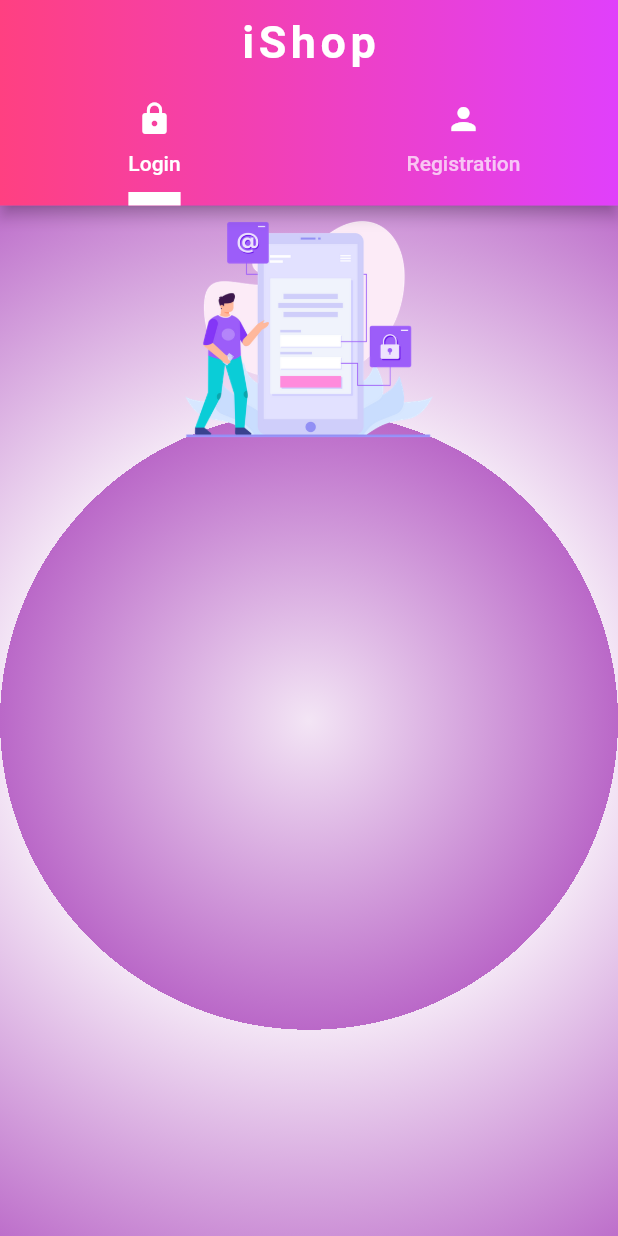
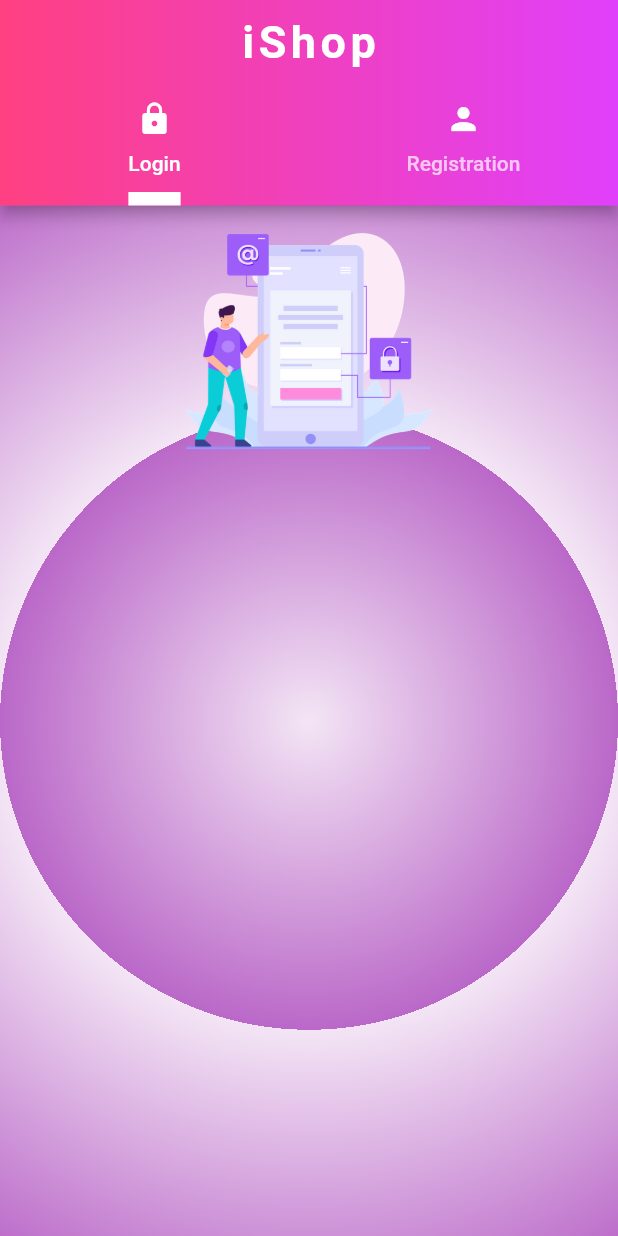
Before and after one commit to Devsaci/amazonwebadminotif_v2, a Flutter app: the screen it shows after launch, on a phone screen of 412 x 824 dp. Run offline on Flutter 3.47's test engine with Material 2 defaults, Android fonts, the phone set to English and light mode, and no system bars.

Commit message:
EdgeInsets.all(8.0)

```diff
--- a/lib/authScreens/login_tab_page.dart
+++ b/lib/authScreens/login_tab_page.dart
@@ -12,9 +12,12 @@ class _LoginTabPageState extends State<LoginTabPage> {
   Widget build(BuildContext context) {
     return Column(
       children: [
-        Image.asset(
-          "images/login.png",
-          height: MediaQuery.of(context).size.width * 0.4,
+        Padding(
+          padding: const EdgeInsets.all(8.0),
+          child: Image.asset(
+            "images/login.png",
+            height: MediaQuery.of(context).size.width * 0.4,
+          ),
         ),
       ],
     );
```
